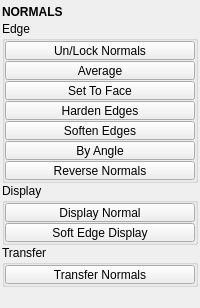
The window that tentacle/ui/normals.ui (m3trik/tentacle) describes before a commit, drawn with Qt 5.
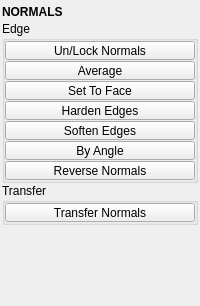
The same window after the commit. Custom widgets are drawn as their Qt base class.

Commit message:
slots/ui: consolidate display widgets, trim normals/rigging/uv panels
Moves chk014/015/016 plus several buttons (b022/b023/b024) into
display.py and display.ui from normals/rigging/uv. The original
panels lose their old widgets and slot handlers in turn. README
badge updated to reflect the current 282-test count.

```diff
--- a/tentacle/ui/normals.ui
+++ b/tentacle/ui/normals.ui
@@ -316,92 +316,6 @@
         </layout>
        </widget>
       </item>
-      <item>
-       <widget class="CollapsableGroup" name="display">
-        <property name="title">
-         <string>Display</string>
-        </property>
-        <layout class="QVBoxLayout" name="verticalLayout_4">
-         <property name="spacing">
-          <number>1</number>
-         </property>
-         <property name="leftMargin">
-          <number>0</number>
-         </property>
-         <property name="topMargin">
-          <number>0</number>
-         </property>
-         <property name="rightMargin">
-          <number>0</number>
-         </property>
-         <property name="bottomMargin">
-          <number>0</number>
-         </property>
-         <item>
-          <widget class="QPushButton" name="b005">
-           <property name="enabled">
-            <bool>true</bool>
-           </property>
-           <property name="minimumSize">
-            <size>
-             <width>0</width>
-             <height>19</height>
-            </size>
-           </property>
-           <property name="maximumSize">
-            <size>
-             <width>16777215</width>
-             <height>19</height>
-            </size>
-           </property>
-           <property name="toolTip">
-            <string>Display face normals</string>
-           </property>
-           <property name="text">
-            <string>Display Normal</string>
-           </property>
-           <property name="iconSize">
-            <size>
-             <width>18</width>
-             <height>18</height>
-            </size>
-           </property>
-          </widget>
-         </item>
-         <item>
-          <widget class="QPushButton" name="b003">
-           <property name="enabled">
-            <bool>true</bool>
-           </property>
-           <property name="minimumSize">
-            <size>
-             <width>0</width>
-             <height>19</height>
-            </size>
-           </property>
-           <property name="maximumSize">
-            <size>
-             <width>16777215</width>
-             <height>19</height>
-            </size>
-           </property>
-           <property name="toolTip">
-            <string>Toggle soft edge display. Soft edge normals display dotted.</string>
-           </property>
-           <property name="text">
-            <string>Soft Edge Display</string>
-           </property>
-           <property name="iconSize">
-            <size>
-             <width>18</width>
-             <height>18</height>
-            </size>
-           </property>
-          </widget>
-         </item>
-        </layout>
-       </widget>
-      </item>
       <item>
        <widget class="CollapsableGroup" name="transfer">
         <property name="title">
```
The commit also changes 9 other files.
